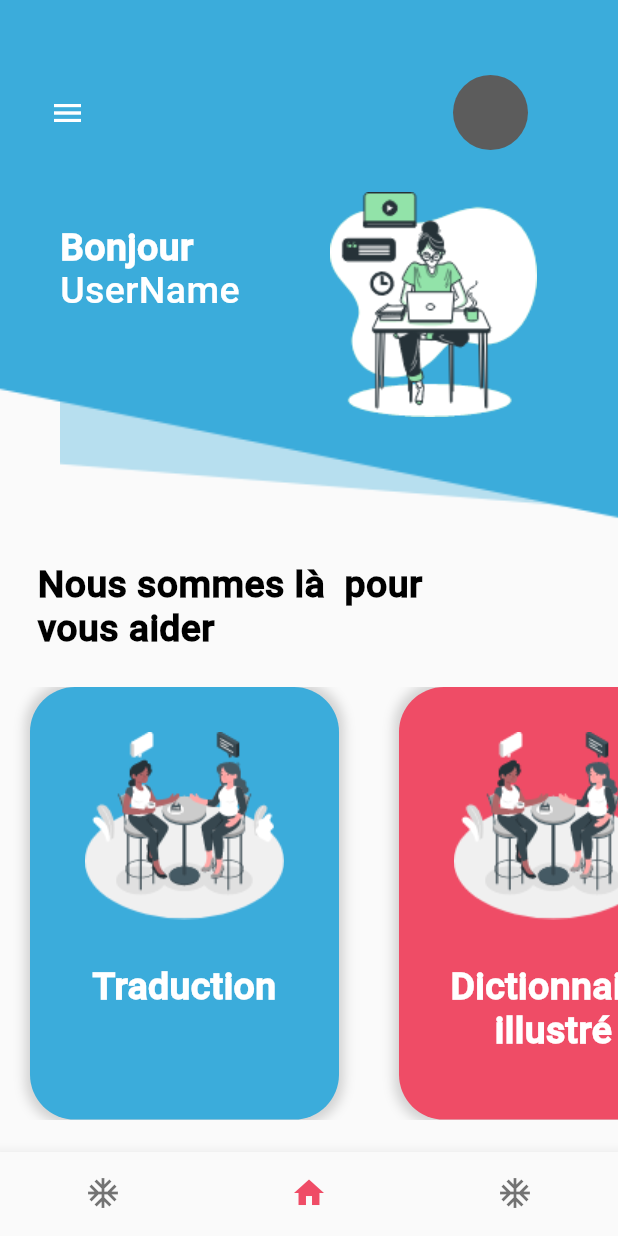
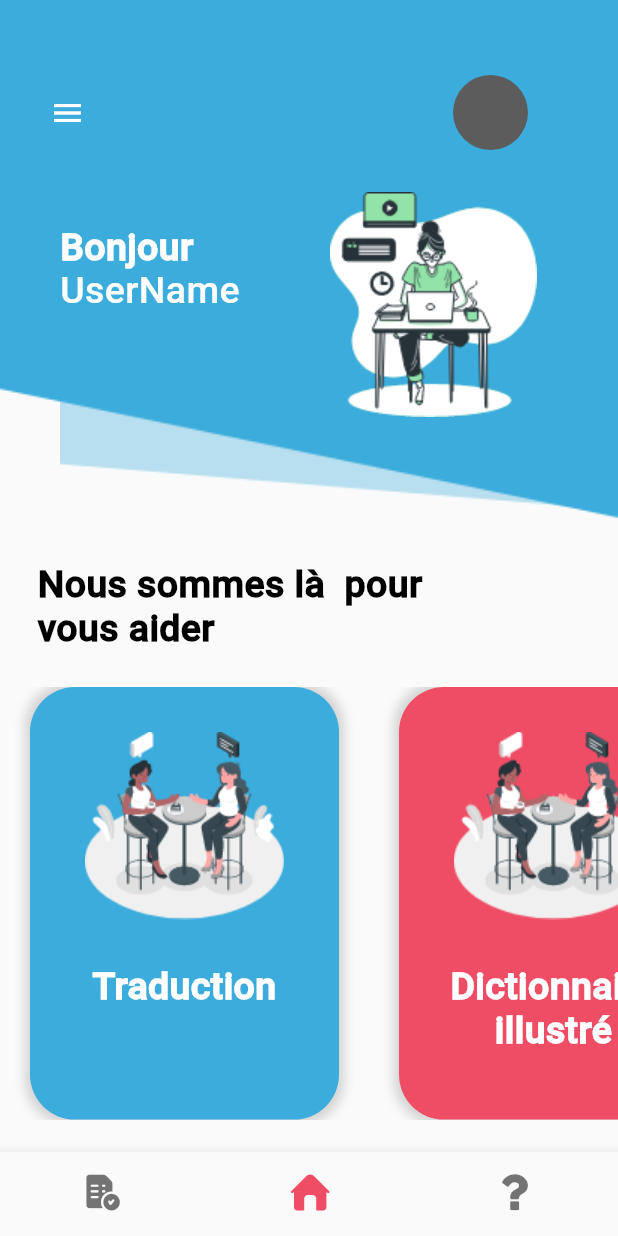
Before and after one commit to abdelrahmanbonna/napoleonApp, a Flutter app: the HomePage screen opened by its route, on a phone screen of 412 x 824 dp. Run offline on Flutter 3.47's test engine with Material 2 defaults, Android fonts, the phone set to English and light mode, and no system bars.

Commit message:
editing Home adding Icons

```diff
--- a/lib/screens/home.dart
+++ b/lib/screens/home.dart
@@ -1,6 +1,7 @@
 import 'package:flutter/cupertino.dart';
 import 'package:flutter/material.dart';
 import 'package:napoleon/utilities/constants.dart';
+import 'package:napoleon/utilities/napoleon_icons_icons.dart';
 
 class HomePage extends StatelessWidget {
   static String id = "home";
@@ -179,11 +180,11 @@ class HomePage extends StatelessWidget {
           selectedItemColor: theme.accentColor,
           items: [
             BottomNavigationBarItem(
-                icon: Icon(Icons.ac_unit), title: Text('settings')),
+                icon: Icon(NapoleonIcons.task), title: Text('settings')),
             BottomNavigationBarItem(
-                icon: Icon(Icons.home), title: Text('home')),
+                icon: Icon(NapoleonIcons.browser), title: Text('home')),
             BottomNavigationBarItem(
-                icon: Icon(Icons.ac_unit), title: Text('questions'))
+                icon: Icon(NapoleonIcons.question), title: Text('questions'))
           ]),
     );
   }
--- /dev/null
+++ b/lib/utilities/napoleon_icons_icons.dart
@@ -0,0 +1,27 @@
+/// Flutter icons NapoleonIcons
+/// Copyright (C) 2020 by original authors @ fluttericon.com, fontello.com
+/// This font was generated by FlutterIcon.com, which is derived from Fontello.
+///
+/// To use this font, place it in your fonts/ directory and include the
+/// following in your pubspec.yaml
+///
+/// flutter:
+///   fonts:
+///    - family:  NapoleonIcons
+///      fonts:
+///       - asset: fonts/NapoleonIcons.ttf
+///
+///
+///
+import 'package:flutter/widgets.dart';
+
+class NapoleonIcons {
+  NapoleonIcons._();
+
+  static const _kFontFam = 'NapoleonIcons';
+  static const _kFontPkg = null;
+
+  static const IconData browser = IconData(0xe800, fontFamily: _kFontFam, fontPackage: _kFontPkg);
+  static const IconData question = IconData(0xe801, fontFamily: _kFontFam, fontPackage: _kFontPkg);
+  static const IconData task = IconData(0xe802, fontFamily: _kFontFam, fontPackage: _kFontPkg);
+}
--- a/pubspec.yaml
+++ b/pubspec.yaml
@@ -22,7 +22,12 @@ flutter:
   uses-material-design: true
   assets:
    - assets/
+
   fonts:
+    - family: NapoleonIcons
+      fonts:
+        - asset: fonts/NapoleonIcons.ttf
+
     - family: Roboto
       fonts:
         - asset: fonts/Roboto-Medium.ttf
```
Also changed, not shown: assets/browser.svg (added), assets/question.svg (added), assets/task.svg (added), fonts/NapoleonIcons.ttf (added).
